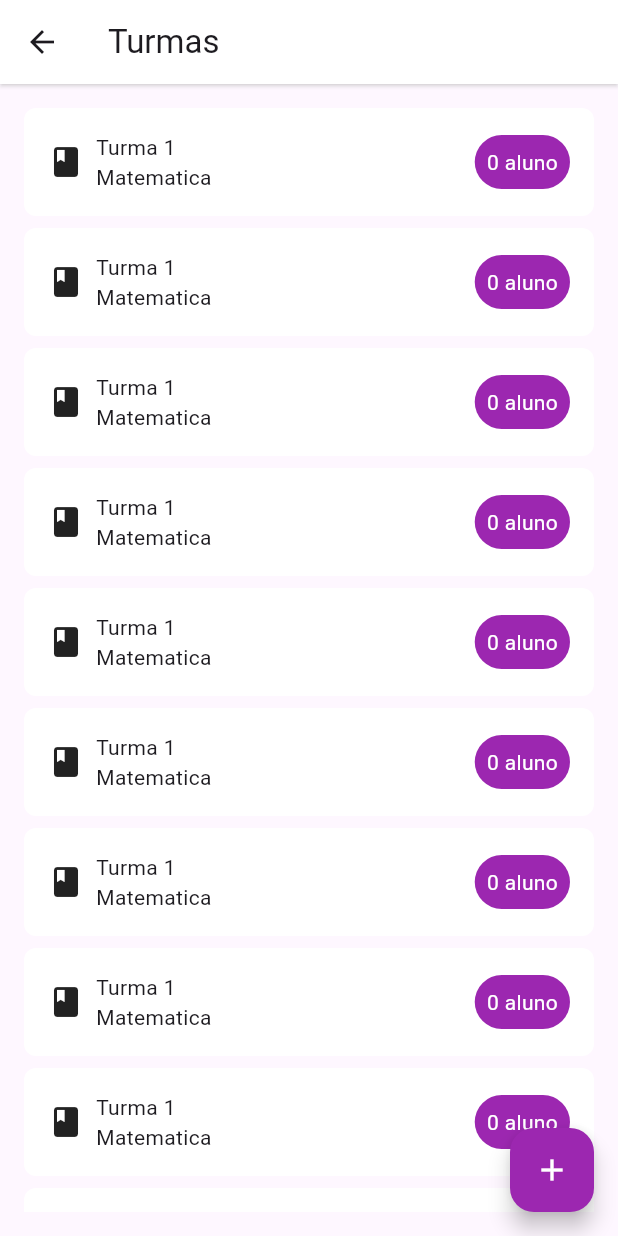
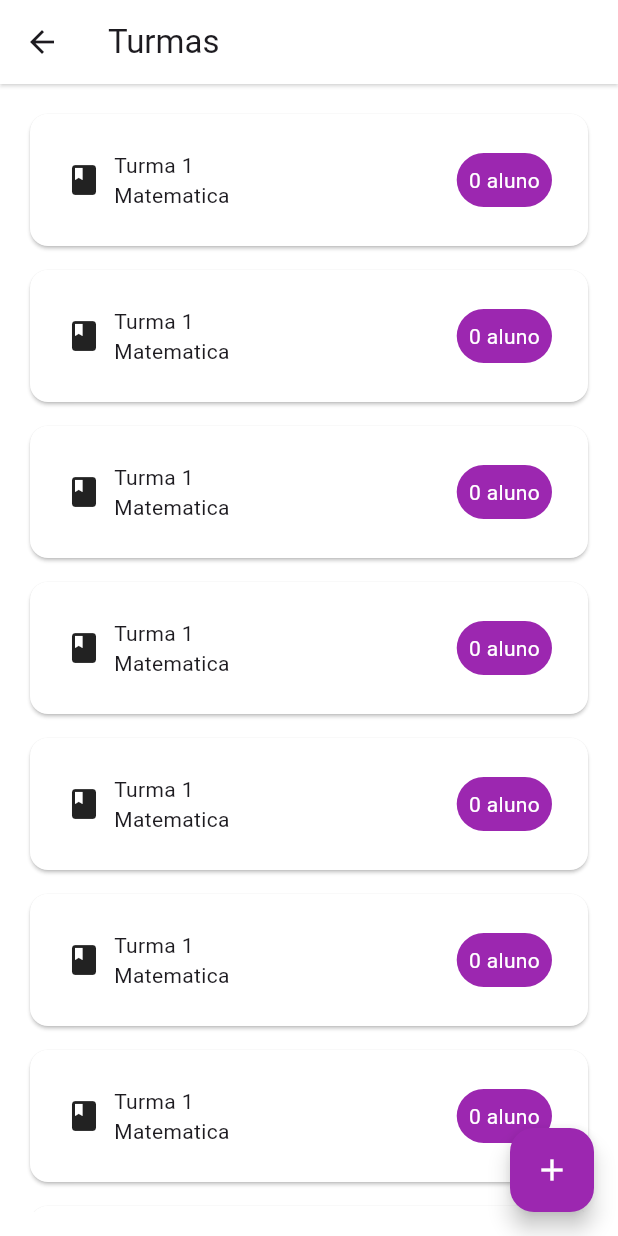
Before and after one commit to FloraRosaPupo/projeto_Avalia, a Flutter app: the screen it shows after launch, after a tap on "Minhas Turmas", on a phone screen of 412 x 824 dp. Run offline on Flutter 3.47's test engine with Material 3 defaults, Android fonts, the phone set to English and light mode, and no system bars; our stand-ins replace flutter_colorpicker, font_awesome_flutter.

Commit message:
Ajuste front end

```diff
--- a/avalia/lib/screens/class_detail_screens.dart
+++ b/avalia/lib/screens/class_detail_screens.dart
@@ -1,5 +1,6 @@
 import 'package:avalia/screens/components/card_exams_screens.dart';
 import 'package:avalia/screens/details_exams_student_screens.dart';
+import 'package:avalia/screens/student_detail_screens.dart';
 import 'package:flutter/material.dart';
 import 'package:avalia/screens/components/card_student_class.dart';
 
@@ -75,7 +76,7 @@ class ClassDetailScreens extends StatelessWidget {
                                 onTap: (){
                                   Navigator.push(
               context,
-              MaterialPageRoute(builder: (context) => DetailsExamsStudentScreens()),
+              MaterialPageRoute(builder: (context) => StudentDetailScreens()),
             );
                                 },
                                 child: StudentClassCard(),
--- a/avalia/lib/screens/class_screens.dart
+++ b/avalia/lib/screens/class_screens.dart
@@ -8,6 +8,7 @@ class ClassScreens extends StatelessWidget {
   @override
   Widget build(BuildContext context) {
     return Scaffold(
+      backgroundColor: Colors.white,
       appBar: AppBar(
         backgroundColor: Colors.white,
         shadowColor: Colors.white,
--- a/avalia/lib/screens/components/card_class_screens.dart
+++ b/avalia/lib/screens/components/card_class_screens.dart
@@ -11,12 +11,10 @@ class TestScreens extends StatelessWidget {
 
   @override
   Widget build(BuildContext context) {
-    return Container(
-              decoration: BoxDecoration(
-                borderRadius: BorderRadius.circular(8),
-
-                color: Colors.white,
-              ),
+    return Card(
+      color: Colors.white,
+      child: Padding(
+              padding: EdgeInsets.all(8.0),
               child:  Padding(
                   padding: EdgeInsets.all(16.0),
                   child: Row(
@@ -48,7 +46,8 @@ class TestScreens extends StatelessWidget {
                         )
 
                 )
-                );
+                ),
+    );
 
   }
 }
--- a/avalia/lib/screens/dashboard_screens.dart
+++ b/avalia/lib/screens/dashboard_screens.dart
@@ -11,6 +11,7 @@ class DashboardScreen extends StatelessWidget {
   @override
   Widget build(BuildContext context) {
     return Scaffold(
+      backgroundColor: Colors.white,
       appBar: AppBar(
         backgroundColor: Colors.white,
         shadowColor: Colors.white,
--- a/avalia/lib/screens/exams_screens.dart
+++ b/avalia/lib/screens/exams_screens.dart
@@ -10,6 +10,7 @@ class ExamsScreens extends StatelessWidget {
   @override
   Widget build(BuildContext context) {
     return Scaffold(
+      backgroundColor: Colors.white,
       appBar: AppBar(
         backgroundColor: Colors.white,
         shadowColor: Colors.white,
```
Also changed, not shown: avalia/lib/screens/student_detail_screens.dart (+18 -5 lines).
